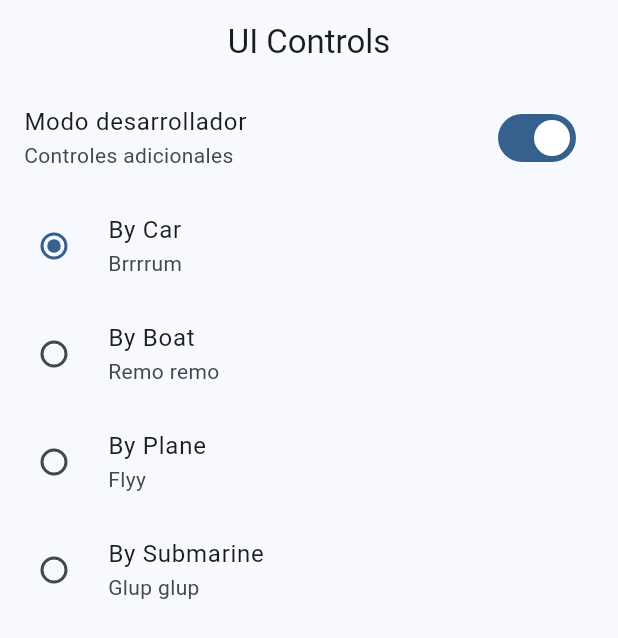
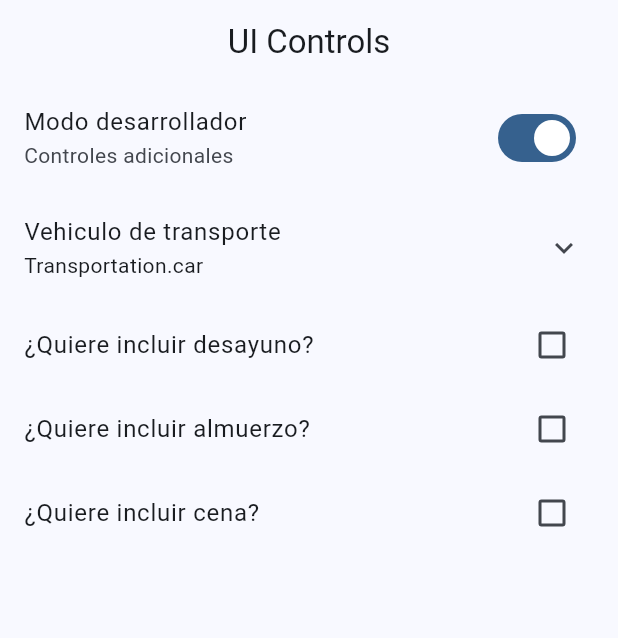
Before and after one commit to josetapia97/FlutterCardPlay, a Flutter app: the UiControlsScreen screen opened by its route, on a phone screen of 412 x 824 dp. Shown: the top 638 px of the screen. Run offline on Flutter 3.47's test engine with Material 2 defaults, Android fonts, the phone set to English and light mode, and no system bars; our stand-ins replace go_router.

Commit message:
UI terminado

```diff
--- a/lib/presentation/screens/ui_controls/ui_controls_screen.dart
+++ b/lib/presentation/screens/ui_controls/ui_controls_screen.dart
@@ -27,6 +27,9 @@ enum Transportation { car, plane, boat, submarine }
 class _UiControlsViewState extends State<_UiControlsView> {
   bool isdev = true;
   Transportation selectedTransportation = Transportation.car;
+  bool wantsBrakfast = false;
+  bool wantsLunch = false;
+  bool wantsDinner = false;
 
   @override
   Widget build(BuildContext context) {
@@ -41,6 +44,11 @@ class _UiControlsViewState extends State<_UiControlsView> {
             isdev = !isdev;
           }),
         ),
+
+        ExpansionTile(
+          title: const Text('Vehiculo de transporte'),
+          subtitle: Text('$selectedTransportation'),
+          children: [
             RadioListTile(
                 title: const Text('By Car'),
                 subtitle: const Text('Brrrrum'),
@@ -74,6 +82,27 @@ class _UiControlsViewState extends State<_UiControlsView> {
                       selectedTransportation = Transportation.submarine;
                     }))
           ],
+        ),
+
+        CheckboxListTile(
+          title: const Text('¿Quiere incluir desayuno?'),
+            value: wantsBrakfast,
+            onChanged: (value) => setState(() {
+                  wantsBrakfast = !wantsBrakfast;
+            })),
+        CheckboxListTile(
+          title: const Text('¿Quiere incluir almuerzo?'),
+            value: wantsLunch,
+            onChanged: (value) => setState(() {
+                  wantsLunch = !wantsLunch;
+            })),
+        CheckboxListTile(
+          title: const Text('¿Quiere incluir cena?'),
+            value: wantsDinner,
+            onChanged: (value) => setState(() {
+                  wantsDinner = !wantsDinner;
+            }))
+      ],
     );
   }
 }
```
Lines whose indentation alone changed are shown as unchanged.
